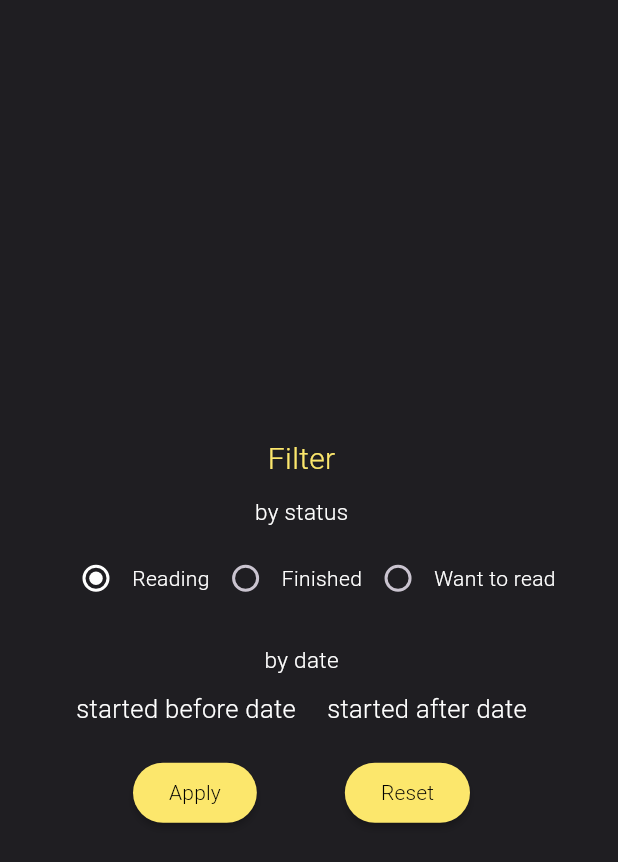
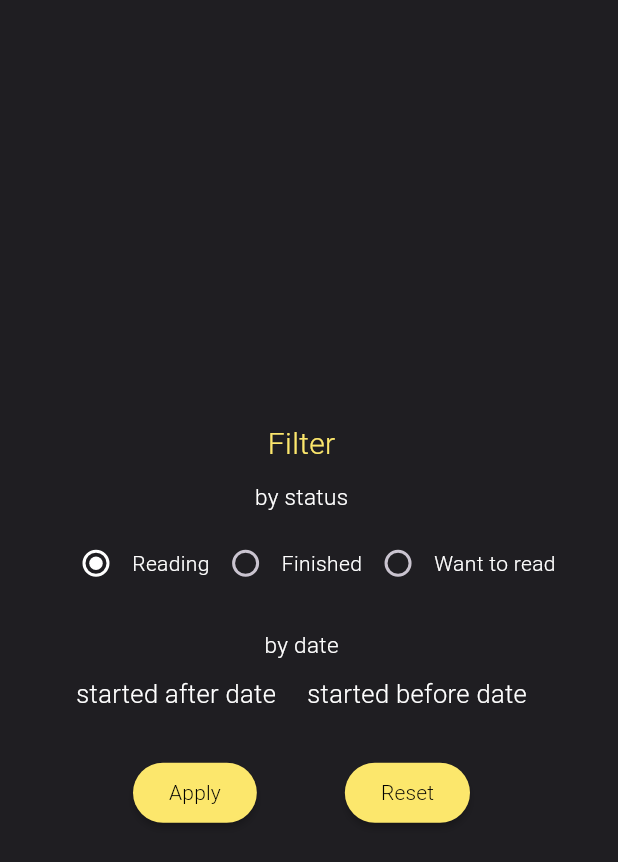
Before and after one commit to ozarski/BookTrackerFlutter, a Flutter app: the FilterDialog widget shown alone on an empty page, opened directly, on a phone screen of 412 x 824 dp. Shown: the top 862 px of the screen. Run offline on Flutter 3.47's test engine with Material 3 defaults, Android fonts, the phone set to English and light mode, and no system bars; our stand-ins replace connectivity_plus, dio, file_picker, fl_chart, fluttertoast, sqflite; accounts and stored records are empty.

Commit message:
Bugfix: start/finish date not set labels in filter dialog

```diff
--- a/lib/features/books/presentation/state/filter_state_model.dart
+++ b/lib/features/books/presentation/state/filter_state_model.dart
@@ -12,9 +12,9 @@ class FilterStateModel extends ChangeNotifier {
   String getFormattedStartDate() {
     var startDateString = "";
     if(status == BookStatus.reading) {
-      startDateString =  startDate!=null ? DateFormat('dd/MM/yyyy').format(startDate!) : 'started before date';
+      startDateString =  startDate!=null ? DateFormat('dd/MM/yyyy').format(startDate!) : 'started after date';
     } else if(status == BookStatus.finished) {
-      startDateString =  startDate!=null ? DateFormat('dd/MM/yyyy').format(startDate!) : 'finished before date';
+      startDateString =  startDate!=null ? DateFormat('dd/MM/yyyy').format(startDate!) : 'finished after date';
     }
     else{
       startDateString =  'start date';
@@ -25,9 +25,9 @@ class FilterStateModel extends ChangeNotifier {
   String getFormattedFinishDate() {
     var finishDateString = "";
     if(status == BookStatus.reading) {
-      finishDateString =  finishDate!=null ? DateFormat('dd/MM/yyyy').format(finishDate!) : 'started after date';
+      finishDateString =  finishDate!=null ? DateFormat('dd/MM/yyyy').format(finishDate!) : 'started before date';
     } else if(status == BookStatus.finished) {
-      finishDateString =  finishDate!=null ? DateFormat('dd/MM/yyyy').format(finishDate!) : 'finished after date';
+      finishDateString =  finishDate!=null ? DateFormat('dd/MM/yyyy').format(finishDate!) : 'finished before date';
     }
     else{
       finishDateString =  'finish date';
@@ -47,6 +47,13 @@ class FilterStateModel extends ChangeNotifier {
 
   void setStatus(BookStatus status) {
     this.status = status;
+    notifyListeners();
+  }
+
+  void reset() {
+    status = BookStatus.reading;
+    startDate = null;
+    finishDate = null;
     notifyListeners();
   }
 }
--- a/lib/features/books/presentation/widgets/filter_dialog/filter_dialog.dart
+++ b/lib/features/books/presentation/widgets/filter_dialog/filter_dialog.dart
@@ -61,7 +61,8 @@ class FilterDialog extends StatelessWidget {
                                 StartDateFilterWidget(),
                                 FinishDateFilterWidget(),
                               ],
-                            ).addPadding(const EdgeInsets.only(top: 10, bottom: 20)),
+                            ).addPadding(
+                                const EdgeInsets.only(top: 10, bottom: 20)),
                           );
                         },
                       ),
@@ -96,7 +97,7 @@ class FilterDialog extends StatelessWidget {
                         onPressed: () async {
                           final bookListState = context.read<BookListModel>();
                           bookListState.reloadBooks();
-                          Navigator.pop(context);
+                          filterStateModel.reset();
                         },
                         style: ElevatedButton.styleFrom(
                           elevation: 2,
@@ -115,7 +116,7 @@ class FilterDialog extends StatelessWidget {
                         ),
                       )
                     ],
-                  )
+                  ).addPadding(const EdgeInsets.symmetric(vertical: 10))
                 ],
               ).addPadding(
                 const EdgeInsets.symmetric(horizontal: 10, vertical: 10),
```
